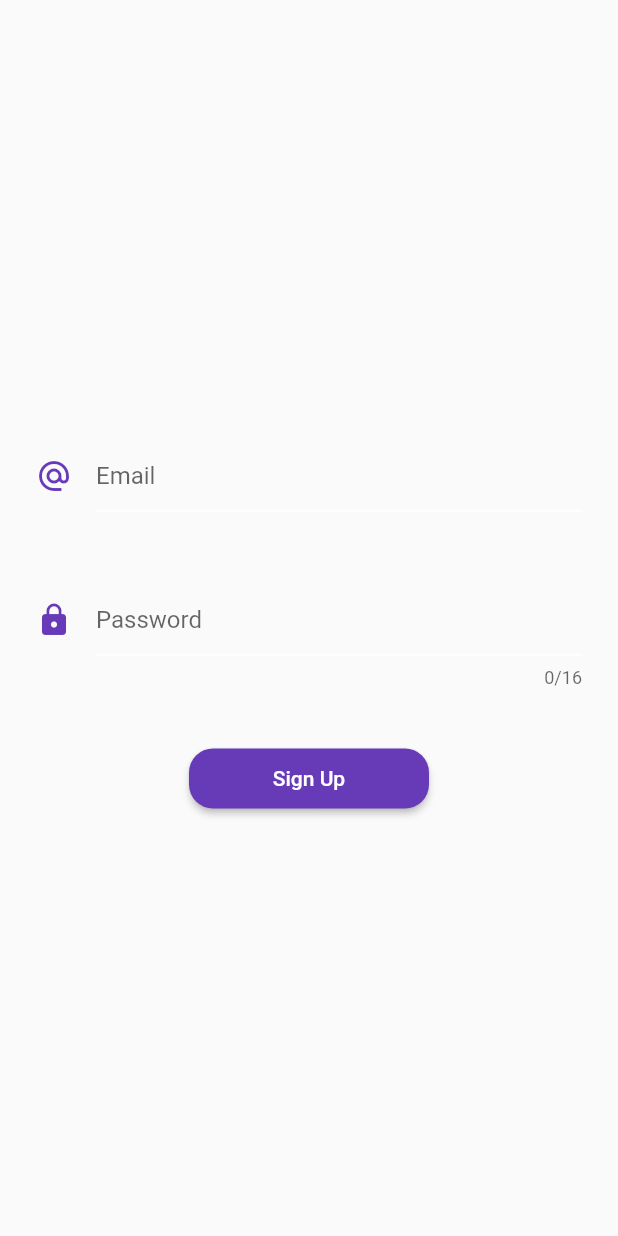
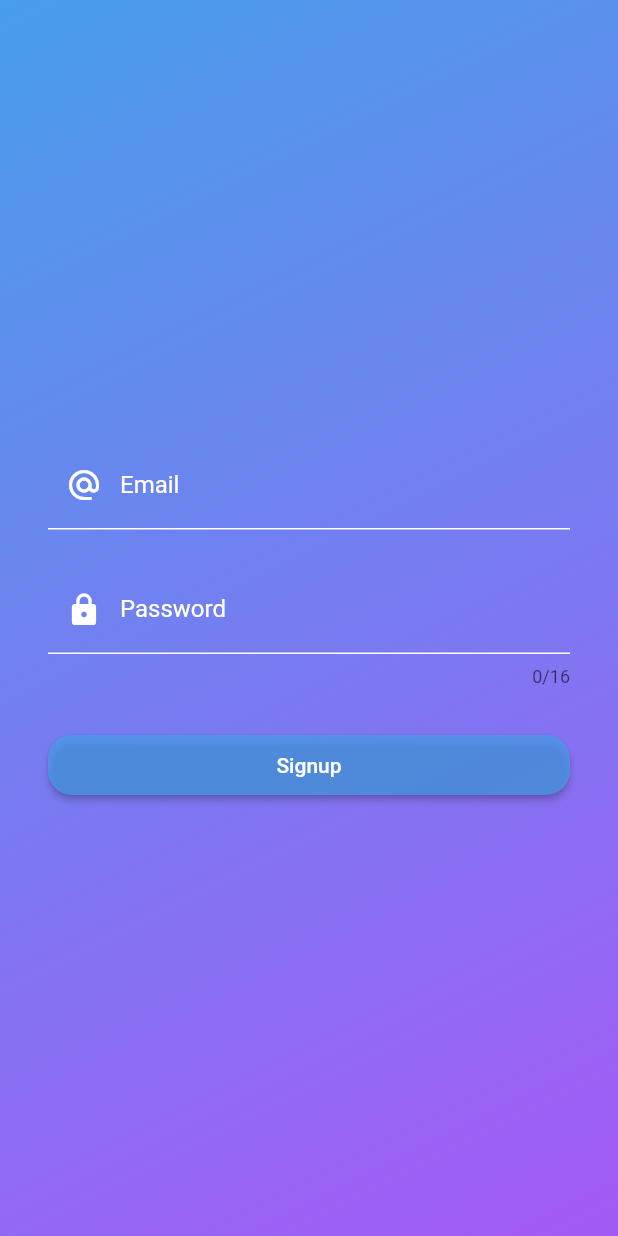
Before and after one commit to Torres62/Socimee_App, a Flutter app: the screen it shows after launch, after a tap on "Log In", after a tap on "Sign Up!", on a phone screen of 412 x 824 dp. Run offline on Flutter 3.47's test engine with Material 2 defaults, Android fonts, the phone set to English and light mode, and no system bars; our stand-ins replace flutter_tindercard.

Commit message:
Updating sign up layout

```diff
--- a/Socimee_Fronted/lib/view/signHome.dart
+++ b/Socimee_Fronted/lib/view/signHome.dart
@@ -56,7 +56,7 @@ class SignHomeState extends State<SignHome>{
       ),
       child: Center(
         child: Container(
-          margin: EdgeInsets.all(32),
+          margin: EdgeInsets.all(24),
           child: Column(
             mainAxisAlignment: MainAxisAlignment.spaceEvenly,
             children: <Widget>[
@@ -138,29 +138,13 @@ class SignHomeState extends State<SignHome>{
             _validateAndSubmit();
           },
           shape: RoundedRectangleBorder(borderRadius: BorderRadius.circular(80)),
-          color: Colors.transparent,
-          child: Ink(
-            decoration: BoxDecoration(
-              borderRadius: BorderRadius.circular(30),
-              gradient: LinearGradient(
-                begin: Alignment.bottomLeft,
-                end: Alignment.topRight,
-                colors: [
-                  ColorConverter().backgroundSecondColor(),
-                  ColorConverter().backgroundFirstColor(),
-                ],
-              ),
-            ),
-            child: Container(
-              alignment: Alignment.center,
+          color: ColorConverter().backgroundFirstColor().withOpacity(0.7),
           child: Text(
             'Log In',
             style: TextStyle(
               fontSize: 16,
               color: Colors.white,
               fontWeight: FontWeight.bold
-                ),
-              ),
             ),
           ),
         ),
--- a/Socimee_Fronted/lib/view/signup.dart
+++ b/Socimee_Fronted/lib/view/signup.dart
@@ -1,5 +1,6 @@
 import 'package:flutter/material.dart';
 import 'package:socimee/controller/restApi.dart';
+import 'package:socimee/utils/ColorConverter.dart';
 
 class SignUp extends StatefulWidget{
   @override
@@ -39,55 +40,70 @@ class SignUpState extends State<SignUp>{
 
   Widget _buildHome(){
     return Scaffold(
-      body: SafeArea(
-        child: _buildForm(),
+      body: Container(
+        decoration: BoxDecoration(
+          gradient: LinearGradient(
+            begin: Alignment.topLeft,
+            end: Alignment.bottomRight,
+            colors: [
+              ColorConverter().backgroundFirstColor(),
+              ColorConverter().backgroundSecondColor()
+            ],
+          ),
+        ),
+        child: _buildForm()
       ),
     );
   }
 
   Widget _buildForm(){
-    return Form(
+    return Center(
+      child: Container(
+        margin: EdgeInsets.all(32),
+        child: Form(
           key: formKey,
           child: Column(
             mainAxisAlignment: MainAxisAlignment.center,
+            crossAxisAlignment: CrossAxisAlignment.stretch,
             children: <Widget>[
               _buildEmailField(),
               _buildPasswordField(),
               _buildSubmitButton(),
             ],
           )
+        ),
+      ),
     );
   }
 
   Widget _buildEmailField(){
-    return  Padding(
-      padding: EdgeInsets.all(24),
-      child: TextFormField(
+    return  TextFormField(
       keyboardType: TextInputType.emailAddress,
       maxLines: 1,
       decoration: InputDecoration(
-          hintText: 'Email',
-          icon: Icon(Icons.alternate_email, color: Colors.deepPurple),
+        labelText: 'Email',
+        labelStyle: TextStyle(color: Colors.white),
+        prefixIcon: Icon(Icons.alternate_email, color: Colors.white),
       ),
       validator: (value) => value.isEmpty ? 'Email can\'t be empty' : null,
       onSaved: (value){
         email = value;
       },
-      ),
     );
   }
 
   Widget _buildPasswordField(){
     return Padding(
-      padding: EdgeInsets.all(24),
+      padding: const EdgeInsets.fromLTRB(0, 24, 0, 32),
       child: TextFormField(
         keyboardType: TextInputType.text,
         maxLength: 16,
         maxLines: 1,
         obscureText: true,
         decoration: InputDecoration(
-          hintText: 'Password',
-          icon: Icon(Icons.lock, color: Colors.deepPurple),
+          labelText: 'Password',
+          labelStyle: TextStyle(color: Colors.white),
+          prefixIcon: Icon(Icons.lock, color: Colors.white),
         ),
         validator: (value) => value.isEmpty ? 'Password can\'t be empty' : null,
         onSaved: (value){
@@ -98,26 +114,19 @@ class SignUpState extends State<SignUp>{
   }
 
   Widget _buildSubmitButton(){
-    return Padding(
-      padding: EdgeInsets.all(16),
-      child: Container(
-        width: 160,
+    return Container(
       height: 40,
       child: RaisedButton(
         onPressed: (){
-            showDialog(
-              context: context,
-              builder: (BuildContext context){
-                return Center(
-                  child: CircularProgressIndicator(),
-                );
-              }
-            );
           validateAndSubmit();
         },
-          color: Colors.deepPurple,
+        color: ColorConverter().backgroundFirstColor().withOpacity(0.7),
         shape: RoundedRectangleBorder(borderRadius: BorderRadius.circular(16)),
-          child: Text('Sign Up', style: TextStyle(color: Colors.white)),
+        child: Text(
+          'Signup',
+          style: TextStyle(
+            color: Colors.white
+          ),
         ),
       ),
     );
```
Lines whose indentation alone changed are shown as unchanged.
